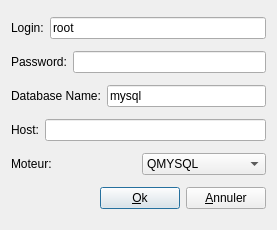
The window that dialoglogin.ui (gthom/gapQBE) describes before a commit, drawn with Qt 5.
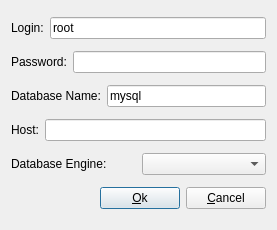
The same window after the commit.

```diff
--- a/dialoglogin.ui
+++ b/dialoglogin.ui
@@ -90,23 +90,12 @@
      <item>
       <widget class="QLabel" name="label_5">
        <property name="text">
-        <string>Moteur:</string>
+        <string>Database Engine:</string>
        </property>
       </widget>
      </item>
      <item>
-      <widget class="QComboBox" name="comboBox">
-       <item>
-        <property name="text">
-         <string>QMYSQL</string>
-        </property>
-       </item>
-       <item>
-        <property name="text">
-         <string>QPSQL</string>
-        </property>
-       </item>
-      </widget>
+      <widget class="QComboBox" name="comboBox"/>
      </item>
     </layout>
    </item>
@@ -135,7 +124,7 @@
      <item>
       <widget class="QPushButton" name="pushButtonAnnuler">
        <property name="text">
-        <string>&amp;Annuler</string>
+        <string>&amp;Cancel</string>
        </property>
       </widget>
      </item>
```
